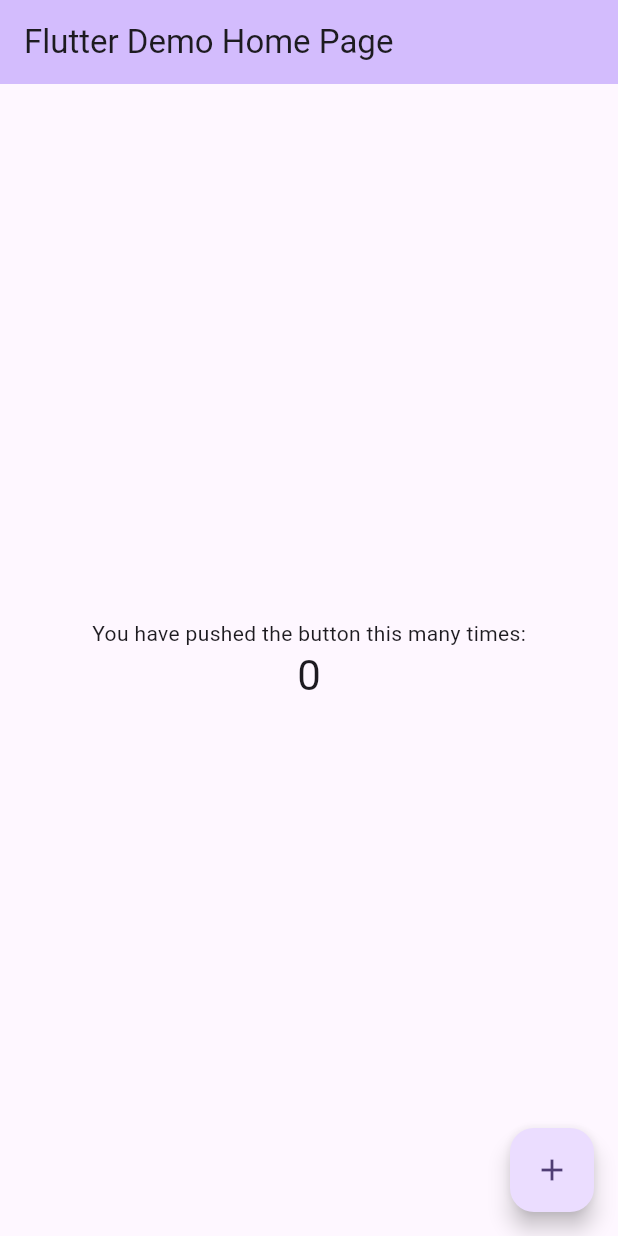
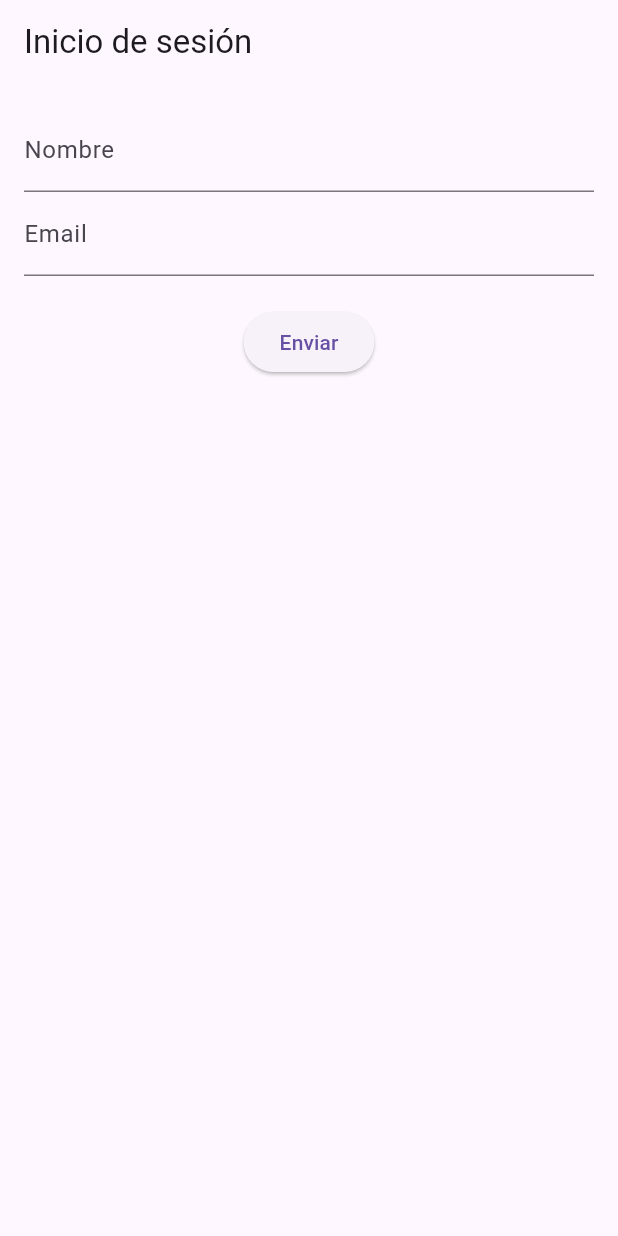
Before and after one commit to cac0019/FormularioFlutter, a Flutter app: the screen it shows after launch, on a phone screen of 412 x 824 dp. Run offline on Flutter 3.47's test engine with Material 3 defaults, Android fonts, the phone set to English and light mode, and no system bars.

Commit message:
subi formulario

```diff
--- a/formfire/lib/main.dart
+++ b/formfire/lib/main.dart
@@ -1,122 +1,88 @@
 import 'package:flutter/material.dart';
 
 void main() {
-  runApp(const MyApp());
+  runApp(MyApp());
 }
 
 class MyApp extends StatelessWidget {
-  const MyApp({super.key});
-
-  // This widget is the root of your application.
   @override
   Widget build(BuildContext context) {
     return MaterialApp(
-      title: 'Flutter Demo',
-      theme: ThemeData(
-        // This is the theme of your application.
-        //
-        // TRY THIS: Try running your application with "flutter run". You'll see
-        // the application has a purple toolbar. Then, without quitting the app,
-        // try changing the seedColor in the colorScheme below to Colors.green
-        // and then invoke "hot reload" (save your changes or press the "hot
-        // reload" button in a Flutter-supported IDE, or press "r" if you used
-        // the command line to start the app).
-        //
-        // Notice that the counter didn't reset back to zero; the application
-        // state is not lost during the reload. To reset the state, use hot
-        // restart instead.
-        //
-        // This works for code too, not just values: Most code changes can be
-        // tested with just a hot reload.
-        colorScheme: ColorScheme.fromSeed(seedColor: Colors.deepPurple),
+      title: 'Formulario de inicio de sesión',
+      debugShowCheckedModeBanner: false, // Oculta la barra DEBUG
+      home: Scaffold(
+        appBar: AppBar(
+          title: Text('Inicio de sesión'),
+        ),
+        body: Padding(
+          padding: const EdgeInsets.all(16.0),
+          child: MyForm(),
+        ),
       ),
-      home: const MyHomePage(title: 'Flutter Demo Home Page'),
     );
   }
 }
 
-class MyHomePage extends StatefulWidget {
-  const MyHomePage({super.key, required this.title});
-
-  // This widget is the home page of your application. It is stateful, meaning
-  // that it has a State object (defined below) that contains fields that affect
-  // how it looks.
-
-  // This class is the configuration for the state. It holds the values (in this
-  // case the title) provided by the parent (in this case the App widget) and
-  // used by the build method of the State. Fields in a Widget subclass are
-  // always marked "final".
-
-  final String title;
-
+class MyForm extends StatefulWidget {
   @override
-  State<MyHomePage> createState() => _MyHomePageState();
+  _MyFormState createState() => _MyFormState();
 }
 
-class _MyHomePageState extends State<MyHomePage> {
-  int _counter = 0;
-
-  void _incrementCounter() {
-    setState(() {
-      // This call to setState tells the Flutter framework that something has
-      // changed in this State, which causes it to rerun the build method below
-      // so that the display can reflect the updated values. If we changed
-      // _counter without calling setState(), then the build method would not be
-      // called again, and so nothing would appear to happen.
-      _counter++;
-    });
-  }
+class _MyFormState extends State<MyForm> {
+  final _formKey = GlobalKey<FormState>();
+  String _name = '';
+  String _email = '';
 
   @override
   Widget build(BuildContext context) {
-    // This method is rerun every time setState is called, for instance as done
-    // by the _incrementCounter method above.
-    //
-    // The Flutter framework has been optimized to make rerunning build methods
-    // fast, so that you can just rebuild anything that needs updating rather
-    // than having to individually change instances of widgets.
-    return Scaffold(
-      appBar: AppBar(
-        // TRY THIS: Try changing the color here to a specific color (to
-        // Colors.amber, perhaps?) and trigger a hot reload to see the AppBar
-        // change color while the other colors stay the same.
-        backgroundColor: Theme.of(context).colorScheme.inversePrimary,
-        // Here we take the value from the MyHomePage object that was created by
-        // the App.build method, and use it to set our appbar title.
-        title: Text(widget.title),
+    return Form(
+      key: _formKey,
+      child: Column(
+        children: <Widget>[
+          TextFormField(
+            decoration: InputDecoration(labelText: 'Nombre'),
+            validator: (value) {
+              if (value == null || value.isEmpty) {
+                return 'Por favor, introduce tu nombre';
+              }
+              return null;
+            },
+            onSaved: (value) {
+              _name = value!;
+            },
+          ),
+          TextFormField(
+            decoration: InputDecoration(labelText: 'Email'),
+            keyboardType: TextInputType.emailAddress,
+            validator: (value) {
+              if (value == null || value.isEmpty) {
+                return 'Por favor, introduce tu email';
+              } else if (!RegExp(r'^[^@]+@[^@]+\.[^@]+').hasMatch(value)) {
+                return 'Introduce un email válido';
+              }
+              return null;
+            },
+            onSaved: (value) {
+              _email = value!;
+            },
+          ),
+          SizedBox(height: 20),
+          ElevatedButton(
+            onPressed: () {
+              if (_formKey.currentState!.validate()) {
+                _formKey.currentState!.save();
+                showDialog(
+                  context: context,
+                  builder: (context) => AlertDialog(
+                    content: Text('Nombre: $_name\nEmail: $_email'),
+                  ),
+                );
+              }
+            },
+            child: Text('Enviar'),
+          ),
+        ],
       ),
-      body: Center(
-        // Center is a layout widget. It takes a single child and positions it
-        // in the middle of the parent.
-        child: Column(
-          // Column is also a layout widget. It takes a list of children and
-          // arranges them vertically. By default, it sizes itself to fit its
-          // children horizontally, and tries to be as tall as its parent.
-          //
-          // Column has various properties to control how it sizes itself and
-          // how it positions its children. Here we use mainAxisAlignment to
-          // center the children vertically; the main axis here is the vertical
-          // axis because Columns are vertical (the cross axis would be
-          // horizontal).
-          //
-          // TRY THIS: Invoke "debug painting" (choose the "Toggle Debug Paint"
-          // action in the IDE, or press "p" in the console), to see the
-          // wireframe for each widget.
-          mainAxisAlignment: MainAxisAlignment.center,
-          children: <Widget>[
-            const Text('You have pushed the button this many times:'),
-            Text(
-              '$_counter',
-              style: Theme.of(context).textTheme.headlineMedium,
-            ),
-          ],
-        ),
-      ),
-      floatingActionButton: FloatingActionButton(
-        onPressed: _incrementCounter,
-        tooltip: 'Increment',
-        child: const Icon(Icons.add),
-      ), // This trailing comma makes auto-formatting nicer for build methods.
     );
   }
 }
```
